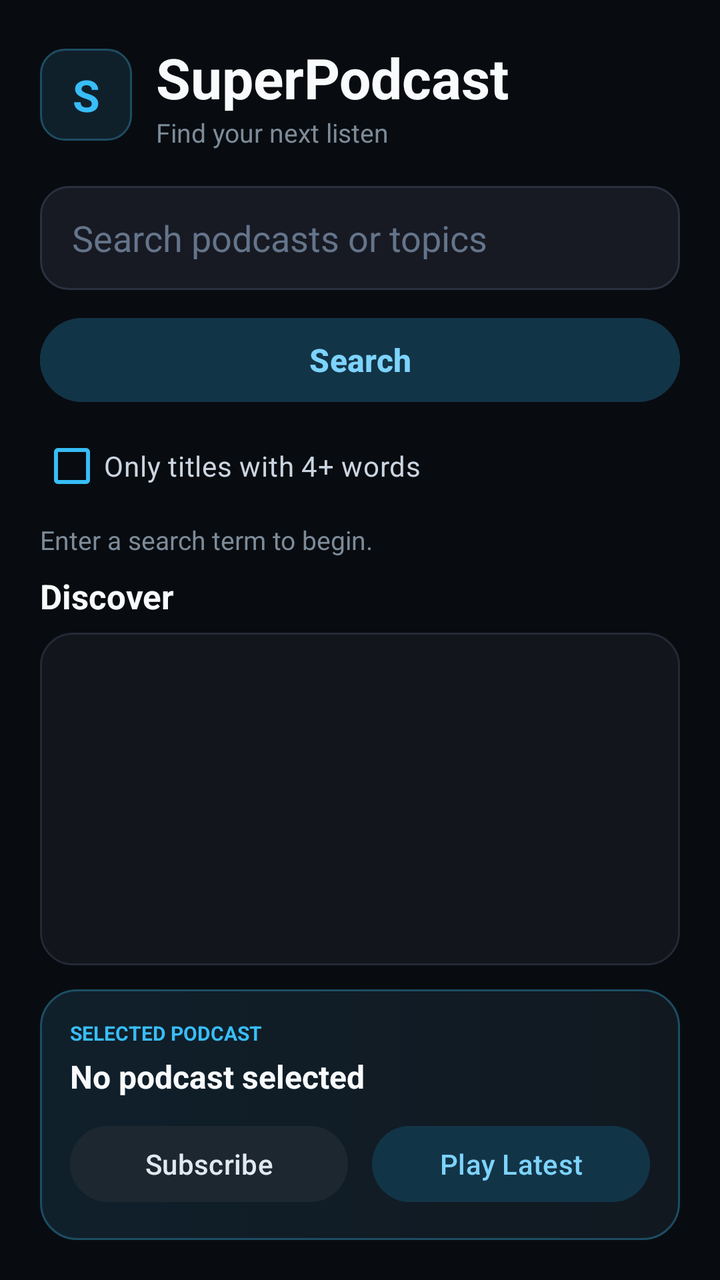
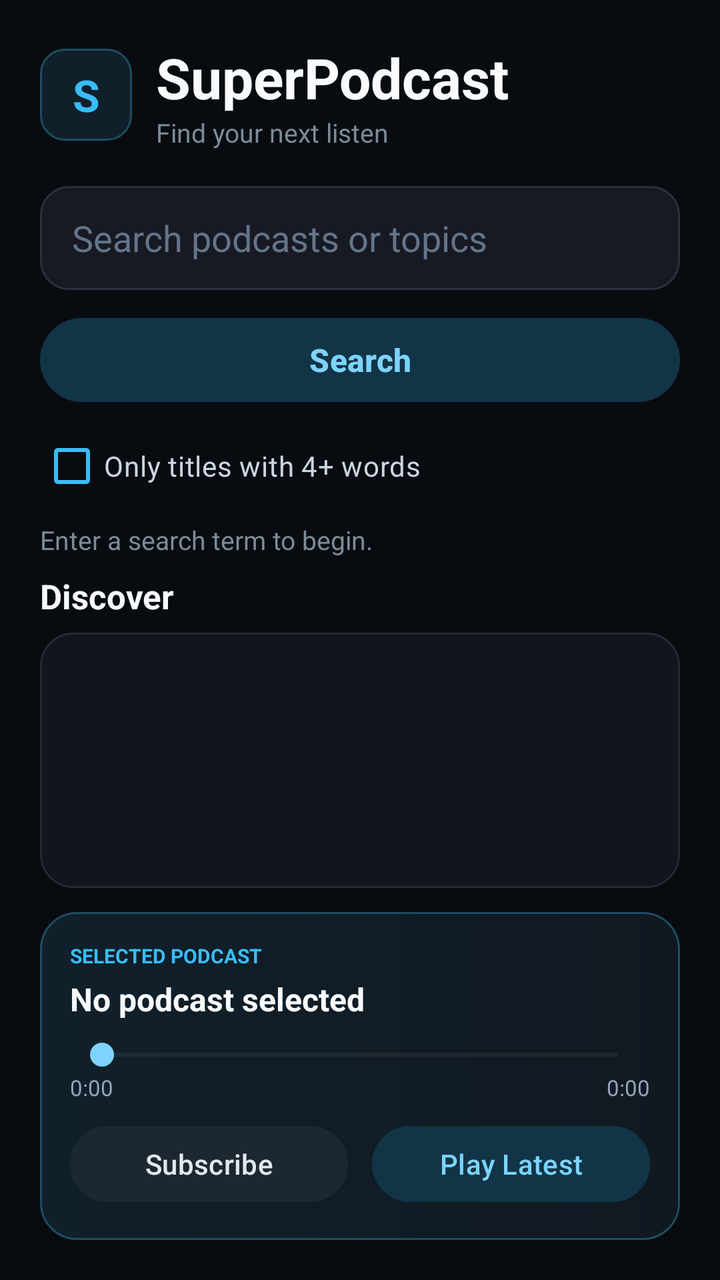

An Android layout rendered at two revisions. The XML below is the earlier revision; the diff shows what the commit changed to produce the second picture.
<!-- AndroidManifest.xml: application theme Theme.AndroidApp4 -->
<!-- res/layout/activity_main.xml -->
<?xml version="1.0" encoding="utf-8"?>
<LinearLayout xmlns:android="http://schemas.android.com/apk/res/android"
    xmlns:tools="http://schemas.android.com/tools"
    android:id="@+id/main"
    android:layout_width="match_parent"
    android:layout_height="match_parent"
    android:background="#080C10"
    android:orientation="vertical"
    android:padding="20dp"
    tools:context=".MainActivity">

    <LinearLayout
        android:layout_width="match_parent"
        android:layout_height="wrap_content"
        android:gravity="center_vertical"
        android:orientation="horizontal">

        <TextView
            android:layout_width="46dp"
            android:layout_height="46dp"
            android:background="@drawable/podcast_initial_background"
            android:gravity="center"
            android:text="S"
            android:textColor="#38BDF8"
            android:textSize="22sp"
            android:textStyle="bold" />

        <LinearLayout
            android:layout_width="0dp"
            android:layout_height="wrap_content"
            android:layout_marginStart="12dp"
            android:layout_weight="1"
            android:orientation="vertical">

            <TextView
                android:layout_width="wrap_content"
                android:layout_height="wrap_content"
                android:text="SuperPodcast"
                android:textColor="#F8FAFC"
                android:textSize="28sp"
                android:textStyle="bold" />

            <TextView
                android:layout_width="wrap_content"
                android:layout_height="wrap_content"
                android:text="Find your next listen"
                android:textColor="#7D8B99"
                android:textSize="13sp" />
        </LinearLayout>
    </LinearLayout>

    <EditText
        android:id="@+id/searchEditText"
        android:layout_width="match_parent"
        android:layout_height="52dp"
        android:layout_marginTop="18dp"
        android:background="@drawable/search_background"
        android:hint="Search podcasts or topics"
        android:inputType="text"
        android:paddingHorizontal="16dp"
        android:singleLine="true"
        android:textColor="#F8FAFC"
        android:textColorHighlight="#38BDF8"
        android:textColorHint="#64748B" />

    <Button
        android:id="@+id/searchButton"
        android:layout_width="match_parent"
        android:layout_height="50dp"
        android:layout_marginTop="10dp"
        android:backgroundTint="#123447"
        android:text="Search"
        android:textAllCaps="false"
        android:textColor="#7DD3FC"
        android:textSize="16sp"
        android:textStyle="bold" />

    <CheckBox
        android:id="@+id/longTitleCheckBox"
        android:layout_width="wrap_content"
        android:layout_height="wrap_content"
        android:layout_marginTop="4dp"
        android:buttonTint="#38BDF8"
        android:text="Only titles with 4+ words"
        android:textColor="#CBD5E1" />

    <LinearLayout
        android:layout_width="match_parent"
        android:layout_height="wrap_content"
        android:gravity="center_vertical"
        android:orientation="horizontal"
        android:paddingVertical="4dp">

        <ProgressBar
            android:id="@+id/progressBar"
            android:layout_width="22dp"
            android:layout_height="22dp"
            android:layout_marginEnd="10dp"
            android:indeterminateTint="#38BDF8"
            android:visibility="gone" />

        <TextView
            android:id="@+id/statusTextView"
            android:layout_width="0dp"
            android:layout_height="wrap_content"
            android:layout_weight="1"
            android:text="Enter a search term to begin."
            android:textColor="#7D8B99"
            android:textSize="13sp" />
    </LinearLayout>

    <TextView
        android:layout_width="wrap_content"
        android:layout_height="wrap_content"
        android:layout_marginTop="4dp"
        android:layout_marginBottom="7dp"
        android:text="Discover"
        android:textColor="#F8FAFC"
        android:textSize="17sp"
        android:textStyle="bold" />

    <ListView
        android:id="@+id/podcastListView"
        android:layout_width="match_parent"
        android:layout_height="0dp"
        android:layout_weight="1"
        android:background="@drawable/panel_background"
        android:clipToPadding="false"
        android:divider="#1E293B"
        android:dividerHeight="1dp"
        android:paddingHorizontal="6dp"
        android:paddingVertical="4dp" />

    <LinearLayout
        android:layout_width="match_parent"
        android:layout_height="wrap_content"
        android:layout_marginTop="12dp"
        android:background="@drawable/player_background"
        android:orientation="vertical"
        android:padding="15dp">

        <TextView
            android:layout_width="wrap_content"
            android:layout_height="wrap_content"
            android:text="SELECTED PODCAST"
            android:textColor="#38BDF8"
            android:textSize="10sp"
            android:textStyle="bold" />

        <TextView
            android:id="@+id/selectedPodcastTextView"
            android:layout_width="match_parent"
            android:layout_height="wrap_content"
            android:layout_marginTop="4dp"
            android:ellipsize="end"
            android:maxLines="2"
            android:text="No podcast selected"
            android:textColor="#F8FAFC"
            android:textSize="16sp"
            android:textStyle="bold" />

        <LinearLayout
            android:layout_width="match_parent"
            android:layout_height="wrap_content"
            android:layout_marginTop="10dp"
            android:orientation="horizontal">

            <Button
                android:id="@+id/subscribeButton"
                android:layout_width="0dp"
                android:layout_height="46dp"
                android:layout_marginEnd="6dp"
                android:layout_weight="1"
                android:backgroundTint="#1C2730"
                android:enabled="false"
                android:text="Subscribe"
                android:textAllCaps="false"
                android:textColor="#E2E8F0" />

            <Button
                android:id="@+id/playButton"
                android:layout_width="0dp"
                android:layout_height="46dp"
                android:layout_marginStart="6dp"
                android:layout_weight="1"
                android:backgroundTint="#123447"
                android:enabled="false"
                android:text="Play Latest"
                android:textAllCaps="false"
                android:textColor="#7DD3FC" />
        </LinearLayout>
    </LinearLayout>

</LinearLayout>
<!-- resources referenced by this layout -->
<resources>
  <!-- drawable panel_background (drawable) -->
  <?xml version="1.0" encoding="utf-8"?>
  <shape xmlns:android="http://schemas.android.com/apk/res/android" android:shape="rectangle">
      <solid android:color="#12151C" />
      <stroke android:width="1dp" android:color="#252936" />
      <corners android:radius="16dp" />
  </shape>
  <!-- drawable player_background (drawable) -->
  <?xml version="1.0" encoding="utf-8"?>
  <shape xmlns:android="http://schemas.android.com/apk/res/android" android:shape="rectangle">
      <gradient
          android:angle="0"
          android:startColor="#10202B"
          android:endColor="#111820" />
      <stroke android:width="1dp" android:color="#1D4D63" />
      <corners android:radius="18dp" />
  </shape>
  <!-- drawable podcast_initial_background (drawable) -->
  <?xml version="1.0" encoding="utf-8"?>
  <shape xmlns:android="http://schemas.android.com/apk/res/android" android:shape="rectangle">
      <solid android:color="#10202B" />
      <stroke android:width="1dp" android:color="#1D4D63" />
      <corners android:radius="12dp" />
  </shape>
  <!-- drawable search_background (drawable) -->
  <?xml version="1.0" encoding="utf-8"?>
  <shape xmlns:android="http://schemas.android.com/apk/res/android" android:shape="rectangle">
      <solid android:color="#171A22" />
      <stroke android:width="1dp" android:color="#2B3040" />
      <corners android:radius="14dp" />
  </shape>
  <style name="Theme.AndroidApp4" parent="Base.Theme.AndroidApp4" />
  <style name="Base.Theme.AndroidApp4" parent="Theme.Material3.DayNight.NoActionBar">
          
          
      </style>
</resources>

<!-- the commit's change to res/layout/activity_main.xml (unified diff, before → after) -->
@@ -14,122 +14,24 @@
         android:layout_height="wrap_content"
         android:gravity="center_vertical"
         android:orientation="horizontal">
-
-        <TextView
-            android:layout_width="46dp"
-            android:layout_height="46dp"
-            android:background="@drawable/podcast_initial_background"
-            android:gravity="center"
-            android:text="S"
-            android:textColor="#38BDF8"
-            android:textSize="22sp"
-            android:textStyle="bold" />
-
-        <LinearLayout
-            android:layout_width="0dp"
-            android:layout_height="wrap_content"
-            android:layout_marginStart="12dp"
-            android:layout_weight="1"
-            android:orientation="vertical">
-
-            <TextView
-                android:layout_width="wrap_content"
-                android:layout_height="wrap_content"
-                android:text="SuperPodcast"
-                android:textColor="#F8FAFC"
-                android:textSize="28sp"
-                android:textStyle="bold" />
-
-            <TextView
-                android:layout_width="wrap_content"
-                android:layout_height="wrap_content"
-                android:text="Find your next listen"
-                android:textColor="#7D8B99"
-                android:textSize="13sp" />
+        <TextView android:layout_width="46dp" android:layout_height="46dp" android:background="@drawable/podcast_initial_background" android:gravity="center" android:text="S" android:textColor="#38BDF8" android:textSize="22sp" android:textStyle="bold" />
+        <LinearLayout android:layout_width="0dp" android:layout_height="wrap_content" android:layout_marginStart="12dp" android:layout_weight="1" android:orientation="vertical">
+            <TextView android:layout_width="wrap_content" android:layout_height="wrap_content" android:text="SuperPodcast" android:textColor="#F8FAFC" android:textSize="28sp" android:textStyle="bold" />
+            <TextView android:layout_width="wrap_content" android:layout_height="wrap_content" android:text="Find your next listen" android:textColor="#7D8B99" android:textSize="13sp" />
         </LinearLayout>
     </LinearLayout>
 
-    <EditText
-        android:id="@+id/searchEditText"
-        android:layout_width="match_parent"
-        android:layout_height="52dp"
-        android:layout_marginTop="18dp"
-        android:background="@drawable/search_background"
-        android:hint="Search podcasts or topics"
-        android:inputType="text"
-        android:paddingHorizontal="16dp"
-        android:singleLine="true"
-        android:textColor="#F8FAFC"
-        android:textColorHighlight="#38BDF8"
-        android:textColorHint="#64748B" />
+    <EditText android:id="@+id/searchEditText" android:layout_width="match_parent" android:layout_height="52dp" android:layout_marginTop="18dp" android:background="@drawable/search_background" android:hint="Search podcasts or topics" android:inputType="text" android:paddingHorizontal="16dp" android:singleLine="true" android:textColor="#F8FAFC" android:textColorHighlight="#38BDF8" android:textColorHint="#64748B" />
+    <Button android:id="@+id/searchButton" android:layout_width="match_parent" android:layout_height="50dp" android:layout_marginTop="10dp" android:backgroundTint="#123447" android:text="Search" android:textAllCaps="false" android:textColor="#7DD3FC" android:textSize="16sp" android:textStyle="bold" />
+    <CheckBox android:id="@+id/longTitleCheckBox" android:layout_width="wrap_content" android:layout_height="wrap_content" android:layout_marginTop="4dp" android:buttonTint="#38BDF8" android:text="Only titles with 4+ words" android:textColor="#CBD5E1" />
 
-    <Button
-        android:id="@+id/searchButton"
-        android:layout_width="match_parent"
-        android:layout_height="50dp"
-        android:layout_marginTop="10dp"
-        android:backgroundTint="#123447"
-        android:text="Search"
-        android:textAllCaps="false"
-        android:textColor="#7DD3FC"
-        android:textSize="16sp"
-        android:textStyle="bold" />
-
-    <CheckBox
-        android:id="@+id/longTitleCheckBox"
-        android:layout_width="wrap_content"
-        android:layout_height="wrap_content"
-        android:layout_marginTop="4dp"
-        android:buttonTint="#38BDF8"
-        android:text="Only titles with 4+ words"
-        android:textColor="#CBD5E1" />
-
-    <LinearLayout
-        android:layout_width="match_parent"
-        android:layout_height="wrap_content"
-        android:gravity="center_vertical"
-        android:orientation="horizontal"
-        android:paddingVertical="4dp">
-
-        <ProgressBar
-            android:id="@+id/progressBar"
-            android:layout_width="22dp"
-            android:layout_height="22dp"
-            android:layout_marginEnd="10dp"
-            android:indeterminateTint="#38BDF8"
-            android:visibility="gone" />
-
-        <TextView
-            android:id="@+id/statusTextView"
-            android:layout_width="0dp"
-            android:layout_height="wrap_content"
-            android:layout_weight="1"
-            android:text="Enter a search term to begin."
-            android:textColor="#7D8B99"
-            android:textSize="13sp" />
+    <LinearLayout android:layout_width="match_parent" android:layout_height="wrap_content" android:gravity="center_vertical" android:orientation="horizontal" android:paddingVertical="4dp">
+        <ProgressBar android:id="@+id/progressBar" android:layout_width="22dp" android:layout_height="22dp" android:layout_marginEnd="10dp" android:indeterminateTint="#38BDF8" android:visibility="gone" />
+        <TextView android:id="@+id/statusTextView" android:layout_width="0dp" android:layout_height="wrap_content" android:layout_weight="1" android:text="Enter a search term to begin." android:textColor="#7D8B99" android:textSize="13sp" />
     </LinearLayout>
 
-    <TextView
-        android:layout_width="wrap_content"
-        android:layout_height="wrap_content"
-        android:layout_marginTop="4dp"
-        android:layout_marginBottom="7dp"
-        android:text="Discover"
-        android:textColor="#F8FAFC"
-        android:textSize="17sp"
-        android:textStyle="bold" />
-
-    <ListView
-        android:id="@+id/podcastListView"
-        android:layout_width="match_parent"
-        android:layout_height="0dp"
-        android:layout_weight="1"
-        android:background="@drawable/panel_background"
-        android:clipToPadding="false"
-        android:divider="#1E293B"
-        android:dividerHeight="1dp"
-        android:paddingHorizontal="6dp"
-        android:paddingVertical="4dp" />
+    <TextView android:layout_width="wrap_content" android:layout_height="wrap_content" android:layout_marginTop="4dp" android:layout_marginBottom="7dp" android:text="Discover" android:textColor="#F8FAFC" android:textSize="17sp" android:textStyle="bold" />
+    <ListView android:id="@+id/podcastListView" android:layout_width="match_parent" android:layout_height="0dp" android:layout_weight="1" android:background="@drawable/panel_background" android:clipToPadding="false" android:divider="#1E293B" android:dividerHeight="1dp" android:paddingHorizontal="6dp" android:paddingVertical="4dp" />
 
     <LinearLayout
         android:layout_width="match_parent"
@@ -139,56 +41,27 @@
         android:orientation="vertical"
         android:padding="15dp">
 
-        <TextView
-            android:layout_width="wrap_content"
-            android:layout_height="wrap_content"
-            android:text="SELECTED PODCAST"
-            android:textColor="#38BDF8"
-            android:textSize="10sp"
-            android:textStyle="bold" />
+        <TextView android:layout_width="wrap_content" android:layout_height="wrap_content" android:text="SELECTED PODCAST" android:textColor="#38BDF8" android:textSize="10sp" android:textStyle="bold" />
+        <TextView android:id="@+id/selectedPodcastTextView" android:layout_width="match_parent" android:layout_height="wrap_content" android:layout_marginTop="4dp" android:ellipsize="end" android:maxLines="2" android:text="No podcast selected" android:textColor="#F8FAFC" android:textSize="16sp" android:textStyle="bold" />
 
-        <TextView
-            android:id="@+id/selectedPodcastTextView"
+        <SeekBar
+            android:id="@+id/playbackSeekBar"
             android:layout_width="match_parent"
             android:layout_height="wrap_content"
-            android:layout_marginTop="4dp"
-            android:ellipsize="end"
-            android:maxLines="2"
-            android:text="No podcast selected"
-            android:textColor="#F8FAFC"
-            android:textSize="16sp"
-            android:textStyle="bold" />
+            android:layout_marginTop="8dp"
+            android:max="1000"
+            android:progress="0"
+            android:progressTint="#38BDF8"
+            android:thumbTint="#7DD3FC" />
 
-        <LinearLayout
-            android:layout_width="match_parent"
-            android:layout_height="wrap_content"
-            android:layout_marginTop="10dp"
-            android:orientation="horizontal">
+        <LinearLayout android:layout_width="match_parent" android:layout_height="wrap_content" android:orientation="horizontal">
+            <TextView android:id="@+id/currentTimeTextView" android:layout_width="0dp" android:layout_height="wrap_content" android:layout_weight="1" android:text="0:00" android:textColor="#94A3B8" android:textSize="11sp" />
+            <TextView android:id="@+id/durationTextView" android:layout_width="wrap_content" android:layout_height="wrap_content" android:text="0:00" android:textColor="#94A3B8" android:textSize="11sp" />
+        </LinearLayout>
 
-            <Button
-                android:id="@+id/subscribeButton"
-                android:layout_width="0dp"
-                android:layout_height="46dp"
-                android:layout_marginEnd="6dp"
-                android:layout_weight="1"
-                android:backgroundTint="#1C2730"
-                android:enabled="false"
-                android:text="Subscribe"
-                android:textAllCaps="false"
-                android:textColor="#E2E8F0" />
-
-            <Button
-                android:id="@+id/playButton"
-                android:layout_width="0dp"
-                android:layout_height="46dp"
-                android:layout_marginStart="6dp"
-                android:layout_weight="1"
-                android:backgroundTint="#123447"
-                android:enabled="false"
-                android:text="Play Latest"
-                android:textAllCaps="false"
-                android:textColor="#7DD3FC" />
+        <LinearLayout android:layout_width="match_parent" android:layout_height="wrap_content" android:layout_marginTop="8dp" android:orientation="horizontal">
+            <Button android:id="@+id/subscribeButton" android:layout_width="0dp" android:layout_height="46dp" android:layout_marginEnd="6dp" android:layout_weight="1" android:backgroundTint="#1C2730" android:enabled="false" android:text="Subscribe" android:textAllCaps="false" android:textColor="#E2E8F0" />
+            <Button android:id="@+id/playButton" android:layout_width="0dp" android:layout_height="46dp" android:layout_marginStart="6dp" android:layout_weight="1" android:backgroundTint="#123447" android:enabled="false" android:text="Play Latest" android:textAllCaps="false" android:textColor="#7DD3FC" />
         </LinearLayout>
     </LinearLayout>
-
 </LinearLayout>
